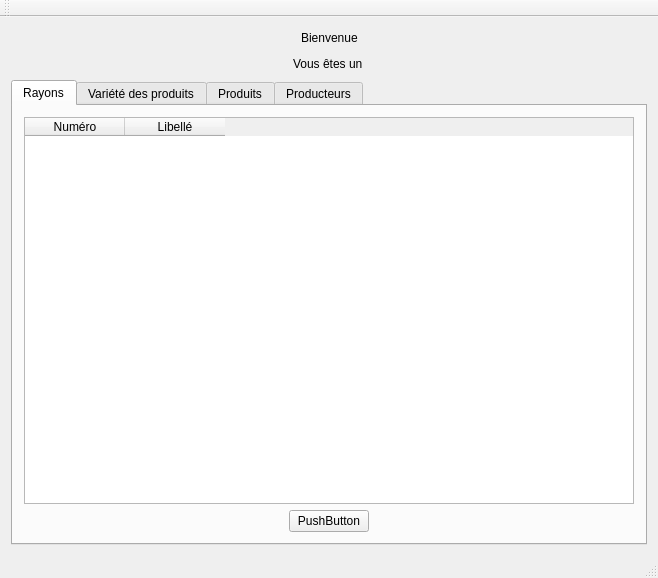
Above: mainwindow.ui from kevinall05/gestionProjetAgriculture before the change. Below: the same form after it.
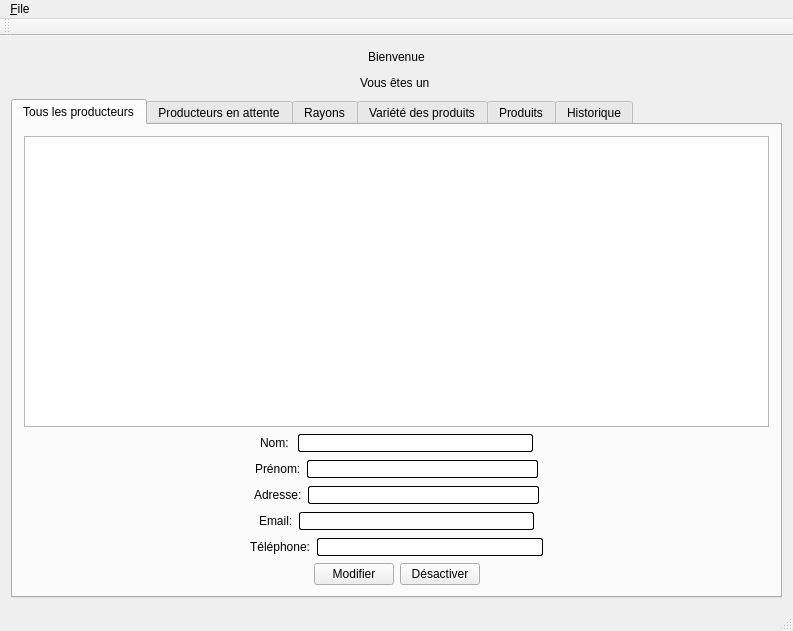
That is the form after the change.

Patch:
```diff
--- a/mainwindow.ui
+++ b/mainwindow.ui
@@ -6,13 +6,19 @@
    <rect>
     <x>0</x>
     <y>0</y>
-    <width>658</width>
-    <height>578</height>
+    <width>793</width>
+    <height>631</height>
    </rect>
   </property>
   <property name="windowTitle">
    <string>Gestion projetAgriculture</string>
   </property>
+  <property name="styleSheet">
+   <string notr="true">QLineEdit { 
+	border: 1px solid black;
+	border-radius: 2px;
+}</string>
+  </property>
   <widget class="QWidget" name="centralWidget">
    <layout class="QVBoxLayout" name="verticalLayout">
     <item>
@@ -97,23 +103,349 @@
       <property name="tabBarAutoHide">
        <bool>false</bool>
       </property>
-      <widget class="QWidget" name="tab">
+      <widget class="QWidget" name="tabProducteurs">
+       <attribute name="title">
+        <string>Tous les producteurs</string>
+       </attribute>
+       <layout class="QVBoxLayout" name="verticalLayout_3">
+        <item>
+         <widget class="QTableWidget" name="tableWidgetProducteurs">
+          <property name="layoutDirection">
+           <enum>Qt::LeftToRight</enum>
+          </property>
+          <property name="selectionMode">
+           <enum>QAbstractItemView::SingleSelection</enum>
+          </property>
+          <property name="selectionBehavior">
+           <enum>QAbstractItemView::SelectRows</enum>
+          </property>
+          <property name="textElideMode">
+           <enum>Qt::ElideMiddle</enum>
+          </property>
+          <attribute name="verticalHeaderVisible">
+           <bool>false</bool>
+          </attribute>
+         </widget>
+        </item>
+        <item>
+         <layout class="QHBoxLayout" name="horizontalLayout_5">
+          <item>
+           <spacer name="horizontalSpacer_10">
+            <property name="orientation">
+             <enum>Qt::Horizontal</enum>
+            </property>
+            <property name="sizeHint" stdset="0">
+             <size>
+              <width>40</width>
+              <height>20</height>
+             </size>
+            </property>
+           </spacer>
+          </item>
+          <item>
+           <widget class="QLabel" name="label">
+            <property name="text">
+             <string>Nom: </string>
+            </property>
+           </widget>
+          </item>
+          <item>
+           <widget class="QLineEdit" name="lineEditProducteurNom"/>
+          </item>
+          <item>
+           <spacer name="horizontalSpacer_9">
+            <property name="orientation">
+             <enum>Qt::Horizontal</enum>
+            </property>
+            <property name="sizeHint" stdset="0">
+             <size>
+              <width>40</width>
+              <height>20</height>
+             </size>
+            </property>
+           </spacer>
+          </item>
+         </layout>
+        </item>
+        <item>
+         <layout class="QHBoxLayout" name="horizontalLayout_6">
+          <item>
+           <spacer name="horizontalSpacer_11">
+            <property name="orientation">
+             <enum>Qt::Horizontal</enum>
+            </property>
+            <property name="sizeHint" stdset="0">
+             <size>
+              <width>40</width>
+              <height>20</height>
+             </size>
+            </property>
+           </spacer>
+          </item>
+          <item>
+           <widget class="QLabel" name="label_2">
+            <property name="text">
+             <string>Prénom:</string>
+            </property>
+           </widget>
+          </item>
+          <item>
+           <widget class="QLineEdit" name="lineEditProducteurPrenom"/>
+          </item>
+          <item>
+           <spacer name="horizontalSpacer_12">
+            <property name="orientation">
+             <enum>Qt::Horizontal</enum>
+            </property>
+            <property name="sizeHint" stdset="0">
+             <size>
+              <width>40</width>
+              <height>20</height>
+             </size>
+            </property>
+           </spacer>
+          </item>
+         </layout>
+        </item>
+        <item>
+         <layout class="QHBoxLayout" name="horizontalLayout_7">
+          <item>
+           <spacer name="horizontalSpacer_13">
+            <property name="orientation">
+             <enum>Qt::Horizontal</enum>
+            </property>
+            <property name="sizeHint" stdset="0">
+             <size>
+              <width>40</width>
+              <height>20</height>
+             </size>
+            </property>
+           </spacer>
+          </item>
+          <item>
+           <widget class="QLabel" name="label_3">
+            <property name="text">
+             <string>Adresse:</string>
+            </property>
+           </widget>
+          </item>
+          <item>
+           <widget class="QLineEdit" name="lineEditProducteurAdresse"/>
+          </item>
+          <item>
+           <spacer name="horizontalSpacer_14">
+            <property name="orientation">
+             <enum>Qt::Horizontal</enum>
+            </property>
+            <property name="sizeHint" stdset="0">
+             <size>
+              <width>40</width>
+              <height>20</height>
+             </size>
+            </property>
+           </spacer>
+          </item>
+         </layout>
+        </item>
+        <item>
+         <layout class="QHBoxLayout" name="horizontalLayout_8">
+          <item>
+           <spacer name="horizontalSpacer_16">
+            <property name="orientation">
+             <enum>Qt::Horizontal</enum>
+            </property>
+            <property name="sizeHint" stdset="0">
+             <size>
+              <width>40</width>
+              <height>20</height>
+             </size>
+            </property>
+           </spacer>
+          </item>
+          <item>
+           <widget class="QLabel" name="label_4">
+            <property name="text">
+             <string>Email:</string>
+            </property>
+           </widget>
+          </item>
+          <item>
+           <widget class="QLineEdit" name="lineEditProducteurEmail"/>
+          </item>
+          <item>
+           <spacer name="horizontalSpacer_15">
+            <property name="orientation">
+             <enum>Qt::Horizontal</enum>
+            </property>
+            <property name="sizeHint" stdset="0">
+             <size>
+              <width>40</width>
+              <height>20</height>
+             </size>
+            </property>
+           </spacer>
+          </item>
+         </layout>
+        </item>
+        <item>
+         <layout class="QHBoxLayout" name="horizontalLayout_9">
+          <item>
+           <spacer name="horizontalSpacer_18">
+            <property name="orientation">
+             <enum>Qt::Horizontal</enum>
+            </property>
+            <property name="sizeHint" stdset="0">
+             <size>
+              <width>40</width>
+              <height>20</height>
+             </size>
+            </property>
+           </spacer>
+          </item>
+          <item>
+           <widget class="QLabel" name="label_5">
+            <property name="text">
+             <string>Téléphone:</string>
+            </property>
+           </widget>
+          </item>
+          <item>
+           <widget class="QLineEdit" name="lineEditProducteurTelephone"/>
+          </item>
+          <item>
+           <spacer name="horizontalSpacer_17">
+            <property name="orientation">
+             <enum>Qt::Horizontal</enum>
+            </property>
+            <property name="sizeHint" stdset="0">
+             <size>
+              <width>40</width>
+              <height>20</height>
+             </size>
+            </property>
+           </spacer>
+          </item>
+         </layout>
+        </item>
+        <item>
+         <layout class="QHBoxLayout" name="horizontalLayout_3">
+          <item>
+           <spacer name="horizontalSpacer_3">
+            <property name="orientation">
+             <enum>Qt::Horizontal</enum>
+            </property>
+            <property name="sizeHint" stdset="0">
+             <size>
+              <width>40</width>
+              <height>20</height>
+             </size>
+            </property>
+           </spacer>
+          </item>
+          <item>
+           <widget class="QPushButton" name="pushButtonProducteurModif">
+            <property name="text">
+             <string>Modifier</string>
+            </property>
+           </widget>
+          </item>
+          <item>
+           <widget class="QPushButton" name="pushButtonDesactiver">
+            <property name="text">
+             <string>Désactiver</string>
+            </property>
+           </widget>
+          </item>
+          <item>
+           <spacer name="horizontalSpacer_4">
+            <property name="orientation">
+             <enum>Qt::Horizontal</enum>
+            </property>
+            <property name="sizeHint" stdset="0">
+             <size>
+              <width>40</width>
+              <height>20</height>
+             </size>
+            </property>
+           </spacer>
+          </item>
+         </layout>
+        </item>
+       </layout>
+      </widget>
+      <widget class="QWidget" name="tabProducteursEnAttente">
+       <attribute name="title">
+        <string>Producteurs en attente</string>
+       </attribute>
+       <layout class="QVBoxLayout" name="verticalLayout_6">
+        <item>
+         <widget class="QTableWidget" name="tableWidgetActivationProducteur">
+          <property name="selectionMode">
+           <enum>QAbstractItemView::SingleSelection</enum>
+          </property>
+          <property name="selectionBehavior">
+           <enum>QAbstractItemView::SelectRows</enum>
+          </property>
+          <attribute name="verticalHeaderVisible">
+           <bool>false</bool>
+          </attribute>
+         </widget>
+        </item>
+        <item>
+         <layout class="QHBoxLayout" name="horizontalLayout_10">
+          <item>
+           <spacer name="horizontalSpacer_20">
+            <property name="orientation">
+             <enum>Qt::Horizontal</enum>
+            </property>
+            <property name="sizeHint" stdset="0">
+             <size>
+              <width>40</width>
+              <height>20</height>
+             </size>
+            </property>
+           </spacer>
+          </item>
+          <item>
+           <widget class="QPushButton" name="pushButtonActiver">
+            <property name="text">
+             <string>Activer</string>
+            </property>
+           </widget>
+          </item>
+          <item>
+           <spacer name="horizontalSpacer_19">
+            <property name="orientation">
+             <enum>Qt::Horizontal</enum>
+            </property>
+            <property name="sizeHint" stdset="0">
+             <size>
+              <width>40</width>
+              <height>20</height>
+             </size>
+            </property>
+           </spacer>
+          </item>
+         </layout>
+        </item>
+       </layout>
+      </widget>
+      <widget class="QWidget" name="tabRayons">
        <attribute name="title">
         <string>Rayons</string>
        </attribute>
        <layout class="QVBoxLayout" name="verticalLayout_2">
         <item>
          <widget class="QTableWidget" name="tableWidgetRayons">
-          <column>
-           <property name="text">
-            <string>Numéro</string>
-           </property>
-          </column>
-          <column>
-           <property name="text">
-            <string>Libellé</string>
-           </property>
-          </column>
+          <property name="selectionMode">
+           <enum>QAbstractItemView::SingleSelection</enum>
+          </property>
+          <property name="selectionBehavior">
+           <enum>QAbstractItemView::SelectRows</enum>
+          </property>
+          <attribute name="verticalHeaderVisible">
+           <bool>false</bool>
+          </attribute>
          </widget>
         </item>
         <item>
@@ -219,84 +551,11 @@
       </widget>
       <widget class="QWidget" name="tab_2">
        <attribute name="title">
-        <string>Producteurs</string>
+        <string>Historique</string>
        </attribute>
-       <layout class="QVBoxLayout" name="verticalLayout_3">
+       <layout class="QVBoxLayout" name="verticalLayout_7">
         <item>
-         <widget class="QTableWidget" name="tableWidgetProducteurs">
-          <column>
-           <property name="text">
-            <string>Numéro</string>
-           </property>
-          </column>
-          <column>
-           <property name="text">
-            <string>Nom</string>
-           </property>
-          </column>
-          <column>
-           <property name="text">
-            <string>Prénom</string>
-           </property>
-          </column>
-          <column>
-           <property name="text">
-            <string>Adresse</string>
-           </property>
-          </column>
-          <column>
-           <property name="text">
-            <string>E-mail</string>
-           </property>
-          </column>
-          <column>
-           <property name="text">
-            <string>Téléphone</string>
-           </property>
-          </column>
-          <column>
-           <property name="text">
-            <string>est abonné?</string>
-           </property>
-          </column>
-         </widget>
-        </item>
-        <item>
-         <layout class="QHBoxLayout" name="horizontalLayout_3">
-          <item>
-           <spacer name="horizontalSpacer_3">
-            <property name="orientation">
-             <enum>Qt::Horizontal</enum>
-            </property>
-            <property name="sizeHint" stdset="0">
-             <size>
-              <width>40</width>
-              <height>20</height>
-             </size>
-            </property>
-           </spacer>
-          </item>
-          <item>
-           <widget class="QPushButton" name="pushButton_2">
-            <property name="text">
-             <string>PushButton</string>
-            </property>
-           </widget>
-          </item>
-          <item>
-           <spacer name="horizontalSpacer_4">
-            <property name="orientation">
-             <enum>Qt::Horizontal</enum>
-            </property>
-            <property name="sizeHint" stdset="0">
-             <size>
-              <width>40</width>
-              <height>20</height>
-             </size>
-            </property>
-           </spacer>
-          </item>
-         </layout>
+         <widget class="QTableWidget" name="tableWidget"/>
         </item>
        </layout>
       </widget>
@@ -309,10 +568,17 @@
     <rect>
      <x>0</x>
      <y>0</y>
-     <width>658</width>
+     <width>793</width>
      <height>24</height>
     </rect>
    </property>
+   <widget class="QMenu" name="menu_File">
+    <property name="title">
+     <string>&amp;File</string>
+    </property>
+    <addaction name="action_Quit"/>
+   </widget>
+   <addaction name="menu_File"/>
   </widget>
   <widget class="QToolBar" name="mainToolBar">
    <attribute name="toolBarArea">
```
Left out of the diff: 69 changed lines with no effect on the pictures.
